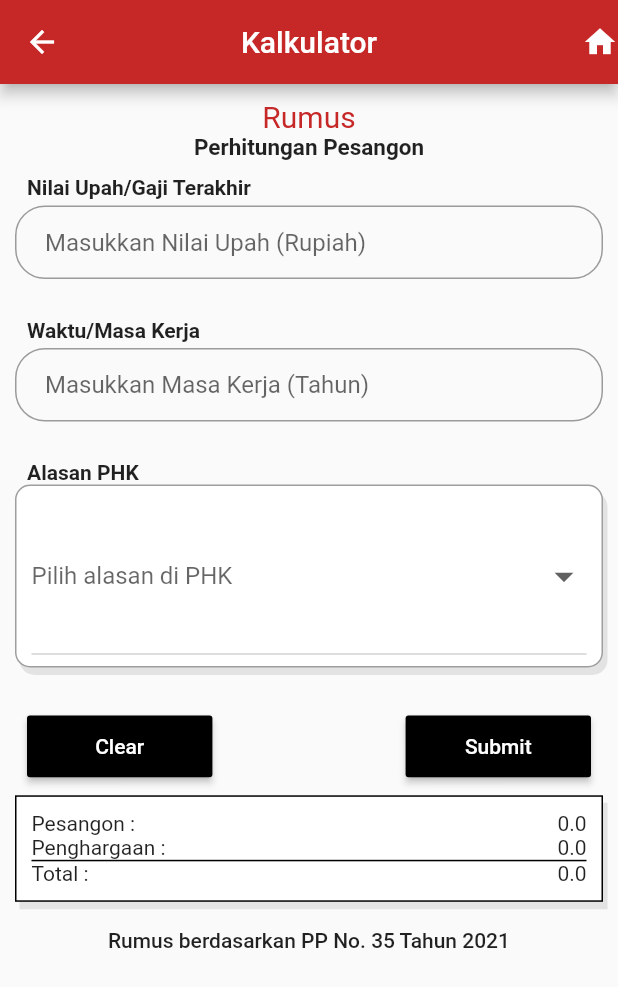
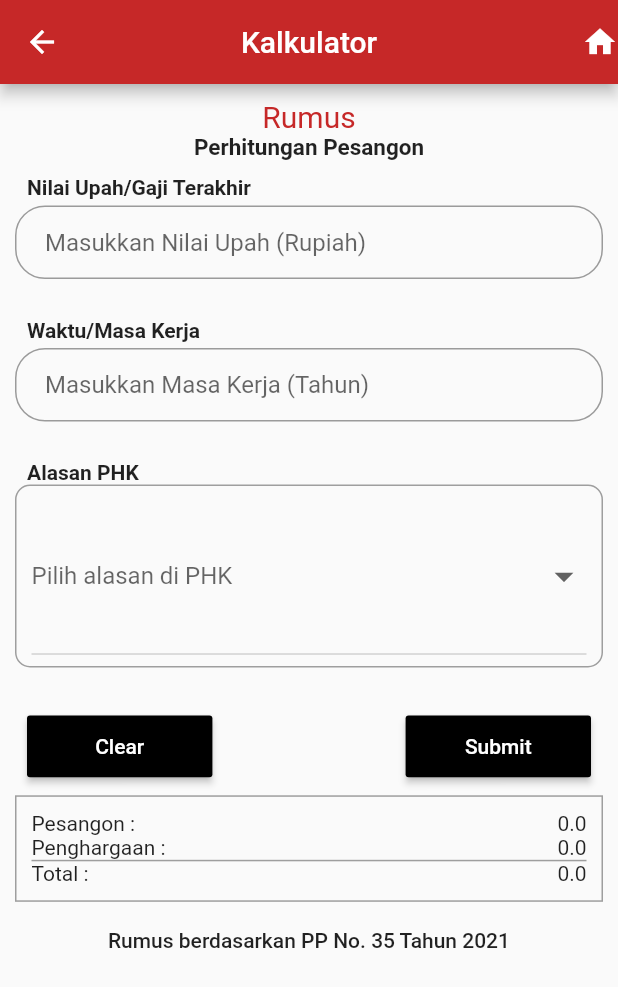
Before and after one commit to Cupalo/BuruhApps, a Flutter app: the KalkulatorView screen opened directly, on a phone screen of 412 x 824 dp. Shown: the top 987 px of the screen. Run offline on Flutter 3.47's test engine with Material 2 defaults, Android fonts, the phone set to English and light mode, and no system bars; our stand-ins replace cached_network_image, dio, permission_handler, sqflite; missing offline and left inert: ext_storage, flutter_webview_plugin, pdf_viewer_plugin; accounts and stored records are empty; network calls fail.

Commit message:
colortheme

```diff
--- a/lib/view/Kalkulator_view.dart
+++ b/lib/view/Kalkulator_view.dart
@@ -203,14 +203,14 @@ class _KalkulatorViewState extends State<KalkulatorView> {
             padding: EdgeInsets.fromLTRB(10, 10, 10, 10),
             decoration: BoxDecoration(
               //borderRadius: BorderRadius.circular(10),
-              color: Colors.white,
-              border: Border.all(color: Colors.black),
-              boxShadow: [
-                BoxShadow(
-                  color: Colors.grey.withOpacity(0.25),
-                  offset: Offset(3, 5)
-                ),
-              ],
+              //color: Colors.white,
+              border: Border.all(color: Colors.grey),
+              // boxShadow: [
+              //   BoxShadow(
+              //     color: Colors.grey.withOpacity(0.25),
+              //     offset: Offset(3, 5)
+              //   ),
+              // ],
             ),
             child: Column(
               crossAxisAlignment: CrossAxisAlignment.start,
@@ -241,7 +241,7 @@ class _KalkulatorViewState extends State<KalkulatorView> {
                   decoration: BoxDecoration(
                     border: Border(
                       bottom: BorderSide(
-                        color: Colors.black
+                        color: Colors.grey
                       )
                     )
                   ),
@@ -487,13 +487,13 @@ class _KalkulatorViewState extends State<KalkulatorView> {
           decoration: BoxDecoration(
             borderRadius: BorderRadius.circular(10),
             border: Border.all(color: Colors.grey),
-            color: Colors.white,
-            boxShadow: [
-              BoxShadow(
-                color: Colors.grey.withOpacity(0.25),
-                offset: Offset(3, 5)
-              ),
-            ],
+            //color: Colors.white,
+            // boxShadow: [
+            //   BoxShadow(
+            //     color: Colors.grey.withOpacity(0.25),
+            //     offset: Offset(3, 5)
+            //   ),
+            // ],
           ),
           child: DropdownButton<String>(
             value: this._chosenValue,
@@ -502,7 +502,7 @@ class _KalkulatorViewState extends State<KalkulatorView> {
             iconSize: 30,
             //elevation: 5,
             isExpanded: true,
-            style: TextStyle(color: Colors.black),
+            //style: TextStyle(color: Colors.black),
 
             items: itemsdrpdwn().map<DropdownMenuItem<String>>((String value) {
               return DropdownMenuItem<String>(
```
Also changed, not shown: lib/view/Berita/Berita_view.dart (+18 -18 lines), lib/view/UMR/UMK_view.dart (+10 -9 lines), lib/view/hukum_view.dart (+6 -6 lines).
